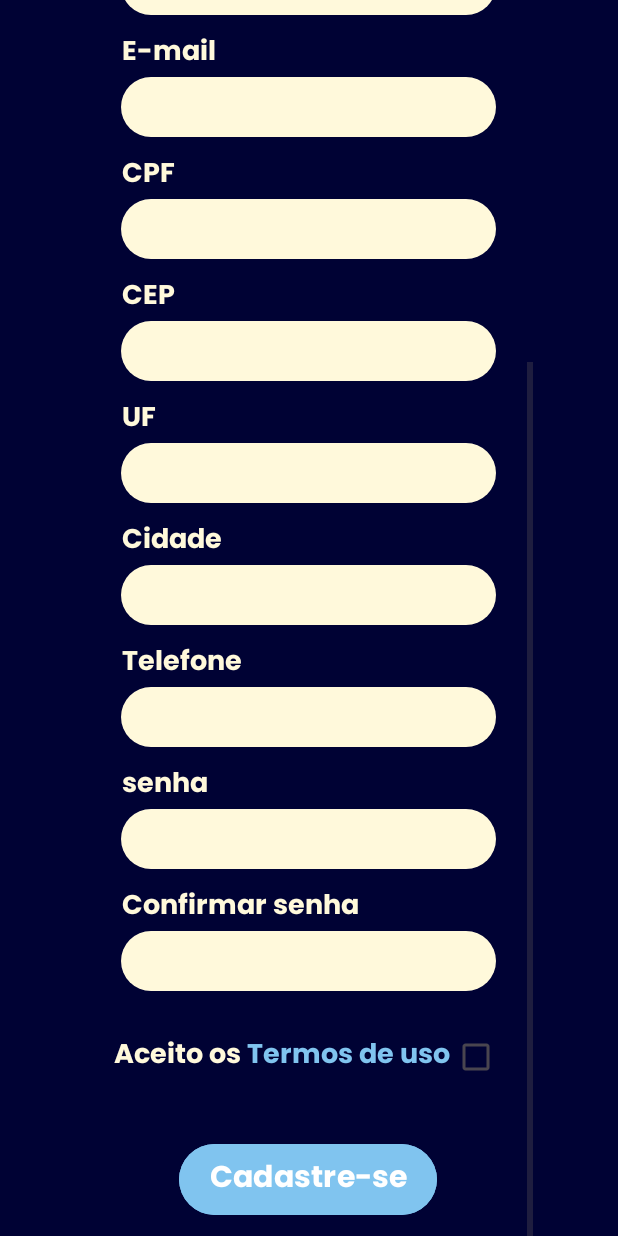
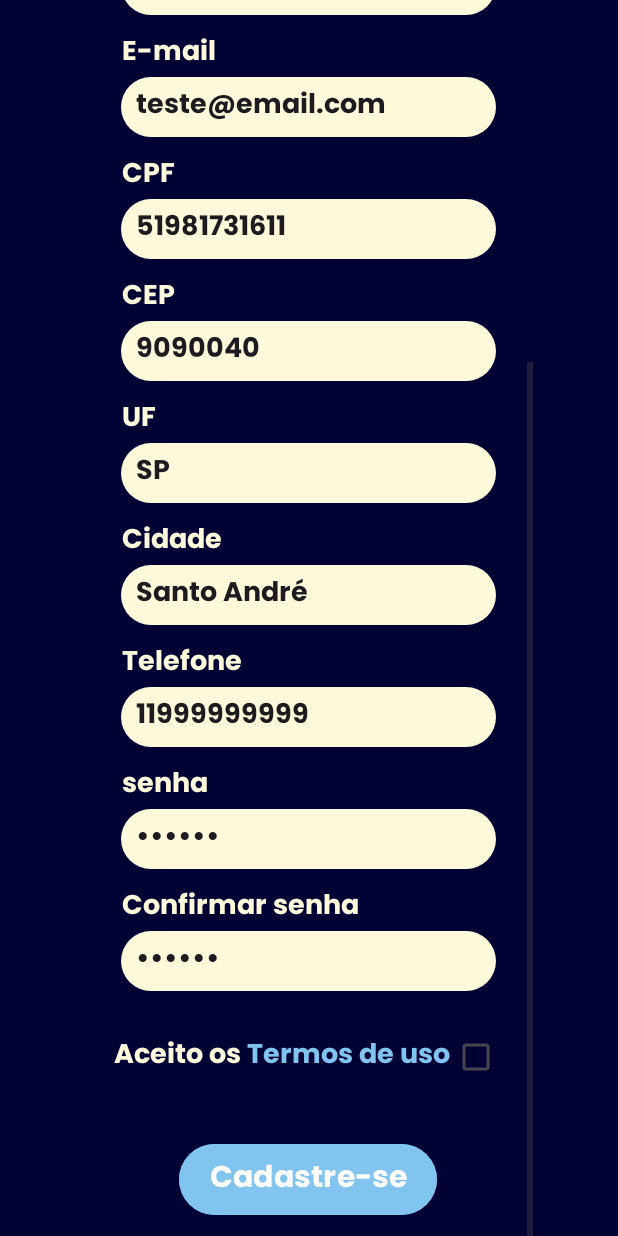
Before and after one commit to YuriLealS/mobile-lcsports, an Android app: the cadastro screen opened directly, with no data from a screen before it, scrolled down 340 dp, on a phone screen of 412 x 824 dp. Run offline under Robolectric (Android 15) with nearby library versions, the phone set to English and light mode, and no system bars; 1 statement that could not run was skipped.

Commit message:
login e cadastro

```diff
--- a/app/build.gradle
+++ b/app/build.gradle
@@ -52,6 +52,7 @@ dependencies {
     implementation 'androidx.lifecycle:lifecycle-viewmodel-ktx:2.6.2'
     implementation 'com.squareup.retrofit2:retrofit:2.9.0'
     implementation 'com.squareup.retrofit2:converter-gson:2.9.0'
+    implementation group: 'com.squareup.okhttp3', name: 'okhttp', version: '4.12.0'
     testImplementation 'junit:junit:4.13.2'
     androidTestImplementation 'androidx.test.ext:junit:1.1.3'
     androidTestImplementation 'androidx.test.espresso:espresso-core:3.4.0'
--- a/app/src/main/res/layout/activity_tela_cadastro.xml
+++ b/app/src/main/res/layout/activity_tela_cadastro.xml
@@ -12,9 +12,9 @@
         android:background="@color/primary_color"
         android:gravity="center_horizontal">
 
-            <ScrollView
-                android:layout_width="wrap_content"
-                android:layout_height="wrap_content">
+        <ScrollView
+            android:layout_width="wrap_content"
+            android:layout_height="wrap_content">
 
             <LinearLayout
                 android:layout_width="wrap_content"
@@ -42,7 +42,8 @@
                 <EditText
                     style="@style/inputs"
                     android:inputType="text"
-                    android:id="@+id/et_nome"/>
+                    android:id="@+id/et_nome"
+                    android:text="Teste da Silva"/>
 
                 <TextView
                     style="@style/texto_auxiliar_cadastro"
@@ -53,7 +54,8 @@
                 <EditText
                     style="@style/inputs"
                     android:inputType="textEmailAddress"
-                    android:id="@+id/et_email"/>
+                    android:id="@+id/et_email"
+                    android:text="teste@email.com"/>
 
                 <TextView
                     style="@style/texto_auxiliar_cadastro"
@@ -64,7 +66,8 @@
                 <EditText
                     style="@style/inputs"
                     android:inputType="number"
-                    android:id="@+id/et_cpf"/>
+                    android:id="@+id/et_cpf"
+                    android:text="51981731611"/>
 
                 <TextView
                     style="@style/texto_auxiliar_cadastro"
@@ -75,7 +78,8 @@
                 <EditText
                     style="@style/inputs"
                     android:inputType="number"
-                    android:id="@+id/et_cep"/>
+                    android:id="@+id/et_cep"
+                    android:text="9090040"/>
 
                 <TextView
                     style="@style/texto_auxiliar_cadastro"
@@ -86,7 +90,8 @@
                 <EditText
                     style="@style/inputs"
                     android:inputType="text"
-                    android:id="@+id/et_uf"/>
+                    android:id="@+id/et_uf"
+                    android:text="SP"/>
 
                 <TextView
                     style="@style/texto_auxiliar_cadastro"
@@ -97,7 +102,8 @@
                 <EditText
                     style="@style/inputs"
                     android:inputType="text"
-                    android:id="@+id/et_cidade"/>
+                    android:id="@+id/et_cidade"
+                    android:text="Santo André"/>
 
                 <TextView
                     style="@style/texto_auxiliar_cadastro"
@@ -108,7 +114,8 @@
                 <EditText
                     style="@style/inputs"
                     android:inputType="phone"
-                    android:id="@+id/et_tel"/>
+                    android:id="@+id/et_tel"
+                    android:text="11999999999"/>
 
                 <TextView
                     style="@style/texto_auxiliar_cadastro"
@@ -119,7 +126,8 @@
                 <EditText
                     style="@style/inputs"
                     android:inputType="textPassword"
-                    android:id="@+id/et_senha"/>
+                    android:id="@+id/et_senha"
+                    android:text="123456"/>
 
                 <TextView
                     style="@style/texto_auxiliar_cadastro"
@@ -130,7 +138,8 @@
                 <EditText
                     style="@style/inputs"
                     android:inputType="textPassword"
-                    android:id="@+id/et_confirmar"/>
+                    android:id="@+id/et_confirmar"
+                    android:text="123456"/>
 
                 <LinearLayout
                     android:layout_width="wrap_content"
```
Also changed, not shown: app/src/main/java/sptech/school/lcsports/cadastro.kt (+24 -41 lines), app/src/main/java/sptech/school/lcsports/login.kt (+5 -4 lines).
